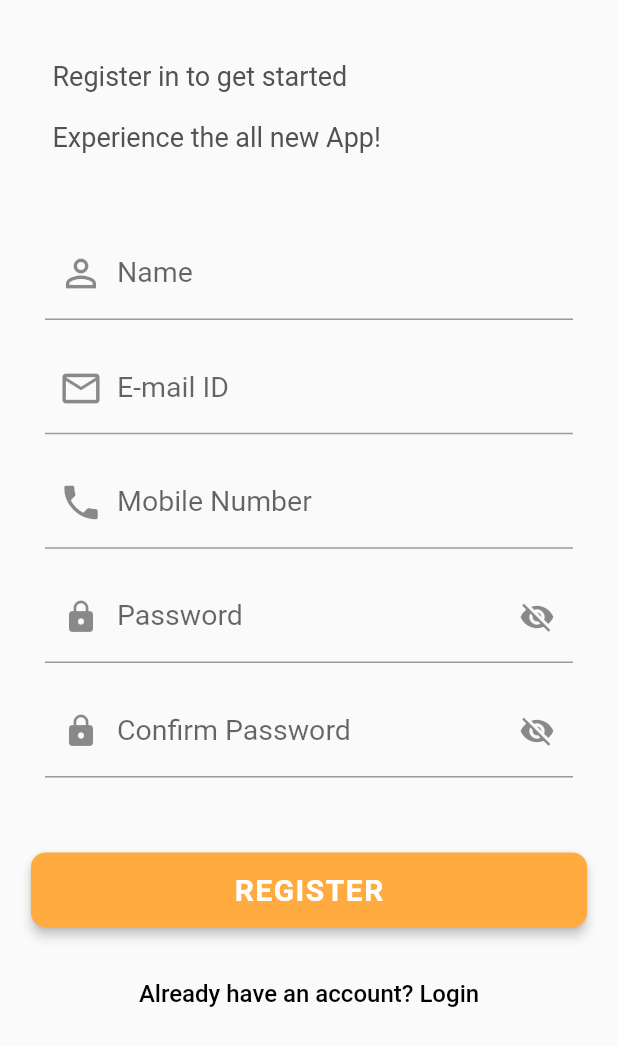
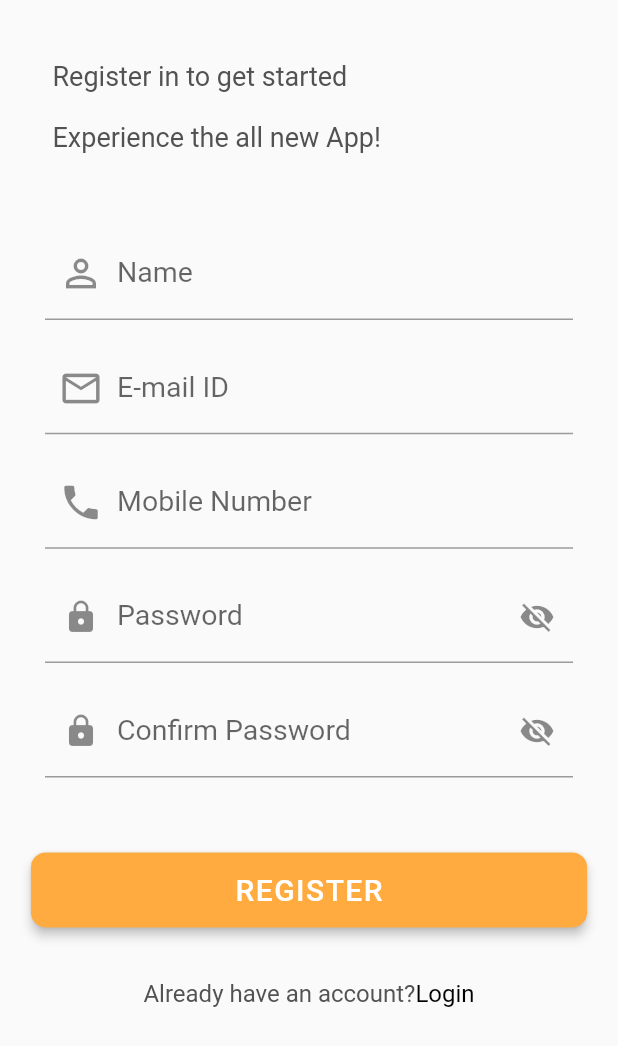
Before and after one commit to Yash-Garg/EasyBuy, a Flutter app: the screen it shows after launch, on a phone screen of 412 x 824 dp. Shown: the top 1046 px of the screen. Run offline on Flutter 3.47's test engine with Material 2 defaults, Android fonts, the light colour scheme and no system bars; our stand-ins replace firebase_auth, firebase_core, get, google_fonts; accounts and stored records are empty; Roboto replaces fonts that are missing (Ubuntu).

Commit message:
More registration page UI changes
Signed-off-by: Yash-Garg <yash.garg@outlook.in>

```diff
--- a/analysis_options.yaml
+++ b/analysis_options.yaml
@@ -6,3 +6,4 @@ linter:
     prefer_const_constructors: false
     prefer_const_literals_to_create_immutables: false
     prefer_single_quotes: true
+    sort_pub_dependencies: false # giving false positive
--- a/lib/screens/register.dart
+++ b/lib/screens/register.dart
@@ -211,7 +211,6 @@ class _RegistrationScreenState extends State<RegistrationScreen> {
                       'REGISTER',
                       style: TextStyle(
                         fontSize: 20,
-                        fontWeight: FontWeight.bold,
                         letterSpacing: 1,
                       ),
                     ),
@@ -219,12 +218,27 @@ class _RegistrationScreenState extends State<RegistrationScreen> {
                 ),
                 SizedBox(height: 20),
                 TextButton(
-                  onPressed: () {},
-                  child: Text(
-                    'Already have an account? Login',
-                    style: TextStyle(fontSize: 16, color: Colors.black),
+                  onPressed: () {
+                    Get.offAllNamed('/login');
+                  },
+                  child: RichText(
+                    text: TextSpan(
+                        style: TextStyle(fontSize: 16),
+                        children: <TextSpan>[
+                          TextSpan(
+                            text: 'Already have an account?',
+                            style: TextStyle(
+                              color: Color(0xFF525252),
+                            ),
+                          ),
+                          TextSpan(
+                            text: 'Login',
+                            style: TextStyle(color: Colors.black),
+                          ),
+                        ]),
                   ),
                 ),
+                SizedBox(height: 20),
               ],
             ),
           ],
```
